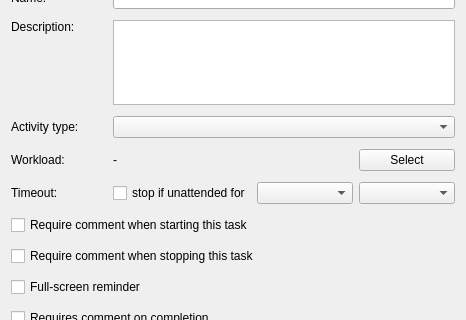
Old version of the form Src.QT/tt3-gui/CreatePrivateTaskDialog.ui in the repository akapustiatyahoocouk/TimeTracker3; both pictures show x 0 to 466 and y 95 to 415 of the 466 by 530 pixel window.
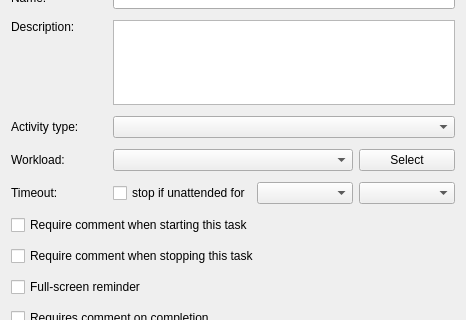
New version of the form. Icons and pictures are not drawn.

What changed in the file:
```diff
--- a/Src.QT/tt3-gui/CreatePrivateTaskDialog.ui
+++ b/Src.QT/tt3-gui/CreatePrivateTaskDialog.ui
@@ -105,16 +105,6 @@
      </property>
     </widget>
    </item>
-   <item row="5" column="1" colspan="2">
-    <widget class="QLabel" name="workloadValueLabel">
-     <property name="text">
-      <string>-</string>
-     </property>
-     <property name="wordWrap">
-      <bool>true</bool>
-     </property>
-    </widget>
-   </item>
    <item row="5" column="3">
     <widget class="QPushButton" name="selectWorkloadPushButton">
      <property name="text">
@@ -198,6 +188,9 @@
      </property>
     </widget>
    </item>
+   <item row="5" column="1" colspan="2">
+    <widget class="QComboBox" name="workloadComboBox"/>
+   </item>
   </layout>
  </widget>
  <resources>
```
Left out of the diff: 18 changed lines with no effect on the pictures.
